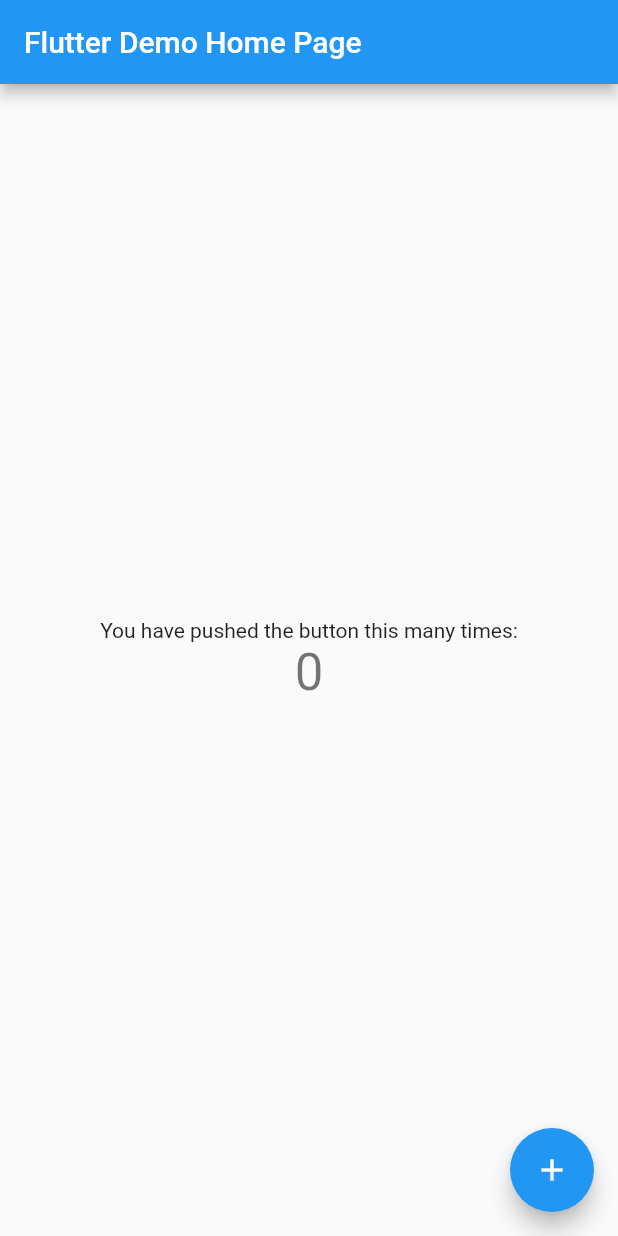
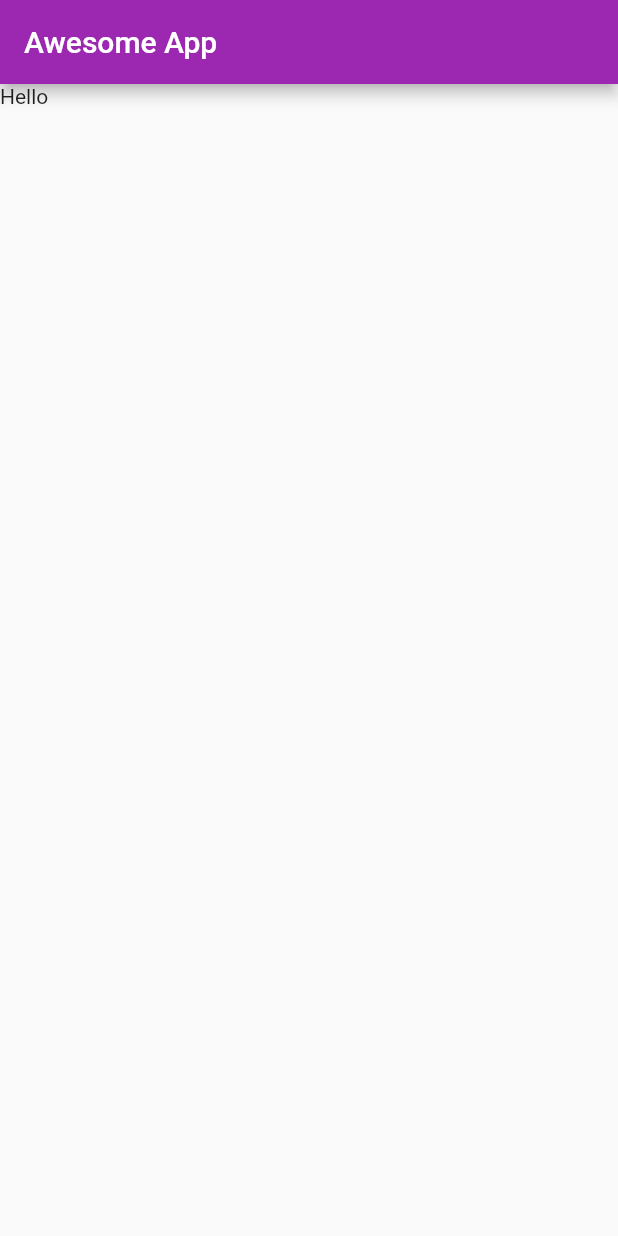
Before and after one commit to manideeppmdmd/Quiz-app-Flutter-, a Flutter app: the screen it shows after launch, on a phone screen of 412 x 824 dp. Run offline on Flutter 3.47's test engine with Material 2 defaults, Android fonts, the phone set to English and light mode, and no system bars.

Commit message:
ch1 completed

```diff
--- a/lib/main.dart
+++ b/lib/main.dart
@@ -1,113 +1,22 @@
 import 'package:flutter/material.dart';
 
 void main() {
-  runApp(MyApp());
+  runApp(MaterialApp(
+    home: HomePage(),
+    theme: ThemeData(primarySwatch: Colors.purple),
+  ));
 }
 
-class MyApp extends StatelessWidget {
-  // This widget is the root of your application.
+class HomePage extends StatelessWidget {
   @override
   Widget build(BuildContext context) {
-    return MaterialApp(
-      title: 'Flutter Demo',
-      theme: ThemeData(
-        // This is the theme of your application.
-        //
-        // Try running your application with "flutter run". You'll see the
-        // application has a blue toolbar. Then, without quitting the app, try
-        // changing the primarySwatch below to Colors.green and then invoke
-        // "hot reload" (press "r" in the console where you ran "flutter run",
-        // or simply save your changes to "hot reload" in a Flutter IDE).
-        // Notice that the counter didn't reset back to zero; the application
-        // is not restarted.
-        primarySwatch: Colors.blue,
+    return Scaffold(
+      appBar: AppBar(
+        title: Text("Awesome App"),
       ),
-      home: MyHomePage(title: 'Flutter Demo Home Page'),
+      body: Container(
+        child: Text("Hello"),
+      ),
     );
   }
 }
-
-class MyHomePage extends StatefulWidget {
-  MyHomePage({Key key, this.title}) : super(key: key);
-
-  // This widget is the home page of your application. It is stateful, meaning
-  // that it has a State object (defined below) that contains fields that affect
-  // how it looks.
-
-  // This class is the configuration for the state. It holds the values (in this
-  // case the title) provided by the parent (in this case the App widget) and
-  // used by the build method of the State. Fields in a Widget subclass are
-  // always marked "final".
-
-  final String title;
-
-  @override
-  _MyHomePageState createState() => _MyHomePageState();
-}
-
-class _MyHomePageState extends State<MyHomePage> {
-  int _counter = 0;
-
-  void _incrementCounter() {
-    setState(() {
-      // This call to setState tells the Flutter framework that something has
-      // changed in this State, which causes it to rerun the build method below
-      // so that the display can reflect the updated values. If we changed
-      // _counter without calling setState(), then the build method would not be
-      // called again, and so nothing would appear to happen.
-      _counter++;
-    });
-  }
-
-  @override
-  Widget build(BuildContext context) {
-    // This method is rerun every time setState is called, for instance as done
-    // by the _incrementCounter method above.
-    //
-    // The Flutter framework has been optimized to make rerunning build methods
-    // fast, so that you can just rebuild anything that needs updating rather
-    // than having to individually change instances of widgets.
-    return Scaffold(
-      appBar: AppBar(
-        // Here we take the value from the MyHomePage object that was created by
-        // the App.build method, and use it to set our appbar title.
-        title: Text(widget.title),
-      ),
-      body: Center(
-        // Center is a layout widget. It takes a single child and positions it
-        // in the middle of the parent.
-        child: Column(
-          // Column is also a layout widget. It takes a list of children and
-          // arranges them vertically. By default, it sizes itself to fit its
-          // children horizontally, and tries to be as tall as its parent.
-          //
-          // Invoke "debug painting" (press "p" in the console, choose the
-          // "Toggle Debug Paint" action from the Flutter Inspector in Android
-          // Studio, or the "Toggle Debug Paint" command in Visual Studio Code)
-          // to see the wireframe for each widget.
-          //
-          // Column has various properties to control how it sizes itself and
-          // how it positions its children. Here we use mainAxisAlignment to
-          // center the children vertically; the main axis here is the vertical
-          // axis because Columns are vertical (the cross axis would be
-          // horizontal).
-          mainAxisAlignment: MainAxisAlignment.center,
-          children: <Widget>[
-            Text(
-              'You have pushed the button this many times:',
-            ),
-            Text(
-              '$_counter',
-              style: Theme.of(context).textTheme.headline4,
-            ),
-          ],
-        ),
-      ),
-      floatingActionButton: FloatingActionButton(
-        onPressed: _incrementCounter,
-        tooltip: 'Increment',
-        child: Icon(Icons.add),
-      ), // This trailing comma makes auto-formatting nicer for build methods.
-    );
-  }
-}
```
